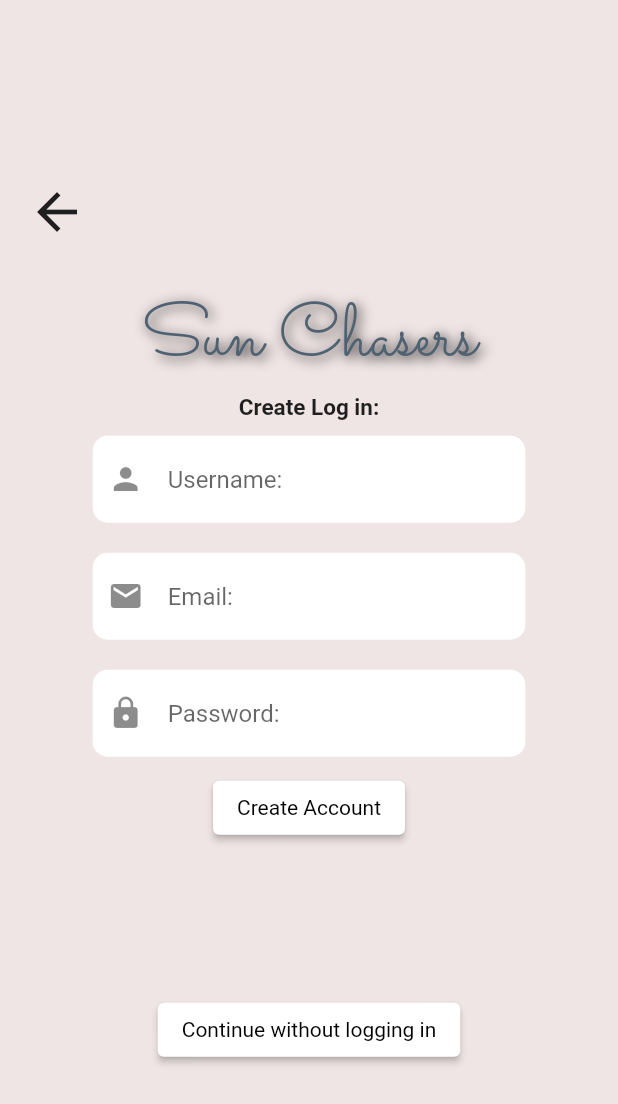
After one commit to Ceasarna/Sun-Chaser, a Flutter app: the createUserPage screen opened directly, on a phone screen of 412 x 824 dp. The commit adds this screen. Shown: the top 1104 px of the screen. Run offline on Flutter 3.47's test engine with Material 2 defaults, Android fonts, the phone set to English and light mode, and no system bars; our stand-ins replace flutter_native_splash, google_fonts, google_maps_flutter, settings_ui; missing offline and left inert: mysql1.

Commit message:
added class user, updated loginpage

```diff
--- a/lib/HomePage.dart
+++ b/lib/HomePage.dart
@@ -17,7 +17,6 @@ class _HomePageState extends State<HomePage> {
   Color textColor = const Color.fromARGB(255, 79, 98, 114);
   @override
   Widget build(BuildContext context) {
-    print(globals.LOGGED_IN_USER.userID);
     return Scaffold(
       backgroundColor: pinkBackgroundColor,
       body: SafeArea(
--- /dev/null
+++ b/lib/createUserPage.dart
@@ -0,0 +1,162 @@
+import 'package:flutter/material.dart';
+import 'package:flutter_applicationdemo/BottomNavPage.dart';
+
+import 'package:flutter_applicationdemo/HomePage.dart';
+
+class createUserPage extends StatefulWidget {
+  _createUserPageState createState() => _createUserPageState();
+}
+
+class _createUserPageState extends State<createUserPage> {
+  Color pinkBackgroundColor = const Color.fromARGB(255, 240, 229, 229);
+  Color textColor = const Color.fromARGB(255, 79, 98, 114);
+  @override
+  Widget build(BuildContext context) {
+    Size size = MediaQuery.of(context).size;
+
+    return Scaffold(
+      backgroundColor: pinkBackgroundColor,
+      body: SafeArea(
+        child: Column(
+          crossAxisAlignment: CrossAxisAlignment.center,
+          mainAxisAlignment: MainAxisAlignment.center,
+          children: <Widget>[
+            createBackButton(),
+            createTitleText(),
+            Text(
+              "Create Log in:",
+              style: TextStyle(fontSize: 15, fontWeight: FontWeight.bold),
+            ),
+            createUsernameField(),
+            createEmailField(),
+            createPasswordField(),
+            createCreateAccountButton(),
+            Padding(
+              padding: EdgeInsets.only(top: 100),
+              child: createContinueWithoutLoggingInButton(),
+            ),
+          ],
+        ),
+      ),
+    );
+  }
+
+
+  Text createTitleText() {
+    return Text(
+      'Sun Chasers',
+      style: TextStyle(
+        fontSize: 50,
+        color: textColor,
+        fontFamily: 'Sacramento',
+        shadows: const <Shadow>[
+          Shadow(
+            offset: Offset(2, 2),
+            blurRadius: 10.0,
+            color: Color.fromARGB(255, 0, 0, 0),
+          ),
+        ],
+      ),
+    );
+  }
+
+  InputField createUsernameField() {
+    return InputField(
+        text: "Username:", isPassword: false, icon: Icon(Icons.person));
+  }
+
+  InputField createEmailField() {
+    return InputField(
+        text: "Email:", isPassword: false, icon: Icon(Icons.email));
+  }
+
+  InputField createPasswordField() {
+    return InputField(
+        text: "Password:", isPassword: true, icon: Icon(Icons.lock));
+  }
+
+  Padding createBackButton() {
+    return Padding(
+      padding: EdgeInsets.only(bottom: 20, left: 10),
+      child: Align(
+        alignment: Alignment.topLeft,
+        child: IconButton(
+          onPressed: () {
+            Navigator.push(
+              context,
+              MaterialPageRoute(builder: (context) => HomePage()),
+            );
+          },
+          icon: Icon(Icons.arrow_back),
+          iconSize: 40,
+        ),
+      ),
+    );
+  }
+
+  ElevatedButton createCreateAccountButton() {
+    return ElevatedButton(
+      onPressed: () {},
+      child: Text(
+        "Create Account",
+        style: TextStyle(color: Colors.black, fontWeight: FontWeight.w400),
+      ),
+      style: ButtonStyle(
+        backgroundColor: MaterialStateProperty.all(Colors.white),
+      ),
+    );
+  }
+
+  ElevatedButton createContinueWithoutLoggingInButton() {
+    return ElevatedButton(
+      onPressed: () {
+        Navigator.push(
+          context,
+          MaterialPageRoute(builder: (context) => BottomNavPage()),
+        );
+      },
+      child: Text(
+        "Continue without logging in",
+        style: TextStyle(color: Colors.black, fontWeight: FontWeight.w400),
+      ),
+      style: ButtonStyle(
+        backgroundColor: MaterialStateProperty.all(Colors.white),
+      ),
+    );
+  }
+} // _LoginPageState
+class InputField extends StatelessWidget {
+  final Icon icon;
+  final String text;
+  final bool isPassword;
+  const InputField({
+    Key? key,
+    required this.text,
+    required this.isPassword,
+    required this.icon,
+  }) : super(key: key);
+
+  @override
+  Widget build(BuildContext context) {
+    Size size = MediaQuery.of(context).size;
+
+    return Container(
+      alignment: Alignment.center,
+      margin: const EdgeInsets.symmetric(vertical: 10, horizontal: 60),
+      padding: const EdgeInsets.symmetric(horizontal: 10, vertical: 5),
+      width: size.width * 0.7,
+      decoration: BoxDecoration(
+        borderRadius: BorderRadius.circular(10),
+        color: Colors.white,
+      ),
+      child: TextField(
+        obscureText: isPassword,
+        decoration: InputDecoration(
+          hintText: text,
+          icon: icon,
+          border: InputBorder.none,
+        ),
+      ),
+    );
+  }
+}
```
